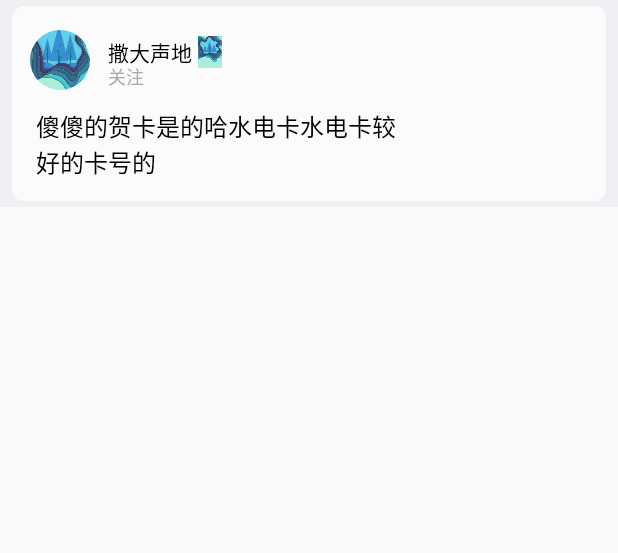
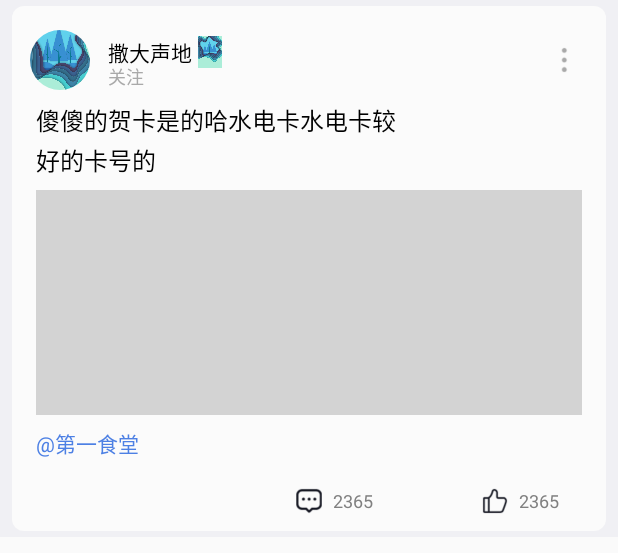
Before and after one commit to Hi-NMY/SPB, an Android app: the layout item_voice_page.xml on its own in the app's theme, with its tools: preview values and no code run, on a phone screen of 412 x 824 dp. Shown: the top 553 px of the screen. Run offline under Robolectric (Android 15) with nearby library versions, the phone set to English and light mode, and no system bars; plain views replace RoundedImageView; Roboto replaces fonts that are not available here.

Commit message:
voicepage_item   UI

```diff
--- a/app/src/main/res/layout/item_voice_page.xml
+++ b/app/src/main/res/layout/item_voice_page.xml
@@ -57,18 +57,126 @@
                 android:layout_width="wrap_content"
                 android:layout_height="wrap_content"/>
 
+        <ImageView
+                android:id="@+id/item_voice_more"
+                android:src="@drawable/icon_more"
+                android:layout_alignTop="@+id/item_voice_user_headimg"
+                android:layout_alignParentRight="true"
+                android:layout_marginHorizontal="@dimen/margin_12"
+                android:layout_alignBottom="@id/item_voice_user_headimg"
+                android:layout_width="@dimen/icon_image_32"
+                android:layout_height="@dimen/icon_image_32"/>
+
         <TextView
                 android:id="@+id/item_voice_txt"
                 android:text="傻傻的贺卡是的哈水电卡水电卡较\n好的卡号的"
+                android:lineSpacingMultiplier="1.1"
                 android:textSize="@dimen/font_16"
                 android:textColor="@color/black"
-                android:layout_marginVertical="@dimen/margin_12"
+                android:layout_marginVertical="@dimen/margin_8"
                 android:layout_marginHorizontal="@dimen/margin_16"
                 android:layout_below="@id/item_voice_user_headimg"
                 android:minHeight="50dp"
                 android:layout_width="match_parent"
                 android:layout_height="wrap_content"/>
 
+        <View
+                android:id="@+id/item_voice_voice"
+                android:background="@color/lightgrey"
+                android:layout_below="@+id/item_voice_txt"
+                android:layout_marginHorizontal="@dimen/margin_16"
+                android:layout_marginBottom="@dimen/margin_8"
+                android:layout_width="match_parent"
+                android:layout_height="150dp"/>
+
+        <TextView
+                android:id="@+id/item_voice_label"
+                android:layout_below="@id/item_voice_voice"
+                android:layout_alignLeft="@id/item_voice_voice"
+                android:layout_marginBottom="@dimen/margin_12"
+                android:textSize="@dimen/font_14"
+                android:textColor="@color/theme_color2"
+                android:text="\@第一食堂"
+                android:layout_width="wrap_content"
+                android:layout_height="wrap_content"/>
+
+        <LinearLayout
+                android:layout_marginHorizontal="@dimen/margin_12"
+                android:layout_marginBottom="@dimen/margin_4"
+                android:layout_below="@+id/item_voice_label"
+                android:orientation="horizontal"
+                android:layout_width="match_parent"
+                android:layout_height="wrap_content">
+
+            <RelativeLayout
+                    android:id="@+id/item_voice_share_R"
+                    android:layout_weight="1"
+                    android:layout_width="match_parent"
+                    android:layout_height="wrap_content">
+
+                <ImageView
+                        android:id="@+id/item_voice_share_img"
+                        android:layout_centerHorizontal="true"
+                        android:layout_width="@dimen/icon_image_32"
+                        android:layout_height="@dimen/icon_image_32"/>
+
+            </RelativeLayout>
+
+            <RelativeLayout
+                    android:id="@+id/item_voice_discuss_R"
+                    android:layout_weight="1"
+                    android:layout_width="match_parent"
+                    android:layout_height="wrap_content">
+
+                <ImageView
+                        android:id="@+id/item_voice_discuss_img"
+                        android:background="@drawable/icon_discuss"
+                        android:layout_centerHorizontal="true"
+                        android:layout_width="@dimen/icon_image_32"
+                        android:layout_height="@dimen/icon_image_32"/>
+
+                <TextView
+                        android:id="@+id/item_voice_discuss_num"
+                        android:textColor="@color/grey"
+                        android:textSize="@dimen/font_12"
+                        android:text="2365"
+                        android:gravity="center"
+                        android:layout_alignBottom="@id/item_voice_discuss_img"
+                        android:layout_alignTop="@+id/item_voice_discuss_img"
+                        android:layout_toRightOf="@+id/item_voice_discuss_img"
+                        android:layout_width="wrap_content"
+                        android:layout_height="wrap_content"/>
+
+            </RelativeLayout>
+
+
+            <RelativeLayout
+                    android:id="@+id/item_voice_like_R"
+                    android:layout_weight="1"
+                    android:layout_width="match_parent"
+                    android:layout_height="wrap_content">
+
+                <ImageView
+                        android:id="@+id/item_voice_like_img"
+                        android:background="@drawable/icon_like"
+                        android:layout_centerHorizontal="true"
+                        android:layout_width="@dimen/icon_image_32"
+                        android:layout_height="@dimen/icon_image_32"/>
+
+                <TextView
+                        android:id="@+id/item_voice_like_num"
+                        android:textColor="@color/grey"
+                        android:textSize="@dimen/font_12"
+                        android:text="2365"
+                        android:gravity="center"
+                        android:layout_alignBottom="@id/item_voice_like_img"
+                        android:layout_alignTop="@+id/item_voice_like_img"
+                        android:layout_toRightOf="@+id/item_voice_like_img"
+                        android:layout_width="wrap_content"
+                        android:layout_height="wrap_content"/>
+
+            </RelativeLayout>
+        </LinearLayout>
     </RelativeLayout>
 
 </RelativeLayout>
--- a/app/src/main/res/values/colors.xml
+++ b/app/src/main/res/values/colors.xml
@@ -14,6 +14,7 @@
     <color name="theme_color4">#DFF6F0</color>
     <color name="theme_color5">#ffcc29</color>
 
+    <color name="darkgrey">#a9a9a9</color><!--暗灰色 -->
     <color name="qianbai">#f0f0f4</color>
     <color name="qihei">#161823</color>
     <color name="lightgrey">#d3d3d3</color><!--亮灰色 -->
@@ -263,7 +264,6 @@
     <color name="greenyellow">#adff2f</color><!--黄绿色 -->
     <color name="lightblue">#add8e6</color><!--亮蓝色 -->
     <color name="darkgray">#a9a9a9</color><!--暗灰色 -->
-    <color name="darkgrey">#a9a9a9</color><!--暗灰色 -->
     <color name="brown">#a52a2a</color><!--褐色 -->
     <color name="sienna">#a0522d</color><!--赭色 -->
     <color name="darkorchid">#9932cc</color><!--暗紫色 -->
```
Also changed, not shown: app/src/main/res/drawable/icon_discuss.png (added), app/src/main/res/drawable/icon_like.png (added), app/src/main/res/drawable/icon_likeal.png (added), app/src/main/res/drawable/icon_likeal2.png (added), app/src/main/res/drawable/icon_more.png (added).
